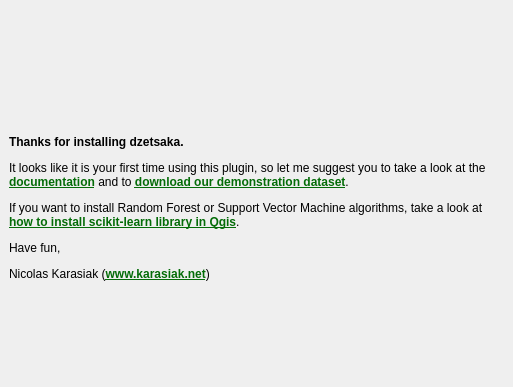
Qt form ui/welcome.ui (nkarasiak/dzetsaka) before a commit.
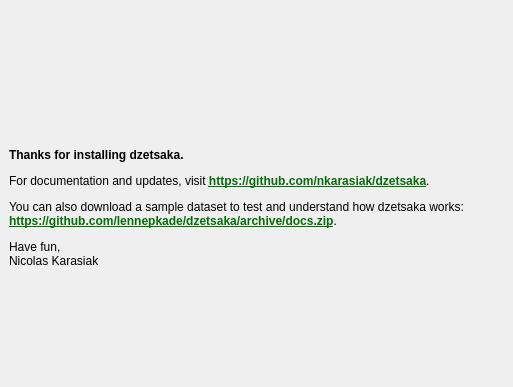
The same form after that commit. Icons and pictures are not drawn.

The edit to the form file:
```diff
--- a/ui/welcome.ui
+++ b/ui/welcome.ui
@@ -68,7 +68,7 @@
        <bool>true</bool>
       </property>
       <property name="text">
-       <string>&lt;html&gt;&lt;head/&gt;&lt;body&gt;&lt;p&gt;&lt;span style=&quot; font-weight:600;&quot;&gt;Thanks for installing dzetsaka.&lt;/span&gt;&lt;/p&gt;&lt;p&gt;It looks like it is your first time using this plugin, so let me suggest you to take a look at the &lt;a href=&quot;https://github.com/lennepkade/dzetsaka&quot;&gt;&lt;span style=&quot; font-weight:600; text-decoration: underline; color:#046c08;&quot;&gt;documentation&lt;/span&gt;&lt;/a&gt; and to &lt;a href=&quot;https://github.com/lennepkade/dzetsaka/archive/docs.zip&quot;&gt;&lt;span style=&quot; font-weight:600; text-decoration: underline; color:#046c08;&quot;&gt;download our demonstration dataset&lt;/span&gt;&lt;/a&gt;.&lt;/p&gt;&lt;p&gt;If you want to install Random Forest or Support Vector Machine algorithms, take a look at &lt;a href=&quot;https://github.com/lennepkade/dzetsaka#installation-of-scikit-learn&quot;&gt;&lt;span style=&quot; font-weight:600; text-decoration: underline; color:#046c08;&quot;&gt;how to install scikit-learn library in Qgis&lt;/span&gt;&lt;/a&gt;.&lt;/p&gt;&lt;p&gt;Have fun,&lt;/p&gt;&lt;p&gt;Nicolas Karasiak (&lt;a href=&quot;http://www.karasiak.net&quot;&gt;&lt;span style=&quot; font-weight:600; text-decoration: underline; color:#046c08;&quot;&gt;www.karasiak.net&lt;/span&gt;&lt;/a&gt;)&lt;/p&gt;&lt;/body&gt;&lt;/html&gt;</string>
+       <string>&lt;html&gt;&lt;head/&gt;&lt;body&gt;&lt;p&gt;&lt;span style=&quot; font-weight:600;&quot;&gt;Thanks for installing dzetsaka.&lt;/span&gt;&lt;/p&gt;&lt;p&gt;For documentation and updates, visit &lt;a href=&quot;https://github.com/nkarasiak/dzetsaka&quot;&gt;&lt;span style=&quot; font-weight:600; text-decoration: underline; color:#046c08;&quot;&gt;https://github.com/nkarasiak/dzetsaka&lt;/span&gt;&lt;/a&gt;.&lt;/p&gt;&lt;p&gt;You can also download a sample dataset to test and understand how dzetsaka works: &lt;a href=&quot;https://github.com/lennepkade/dzetsaka/archive/docs.zip&quot;&gt;&lt;span style=&quot; font-weight:600; text-decoration: underline; color:#046c08;&quot;&gt;https://github.com/lennepkade/dzetsaka/archive/docs.zip&lt;/span&gt;&lt;/a&gt;.&lt;/p&gt;&lt;p&gt;Have fun,&lt;br/&gt;Nicolas Karasiak&lt;/p&gt;&lt;/body&gt;&lt;/html&gt;</string>
       </property>
       <property name="wordWrap">
        <bool>true</bool>
```
Left out of the diff: 2 changed lines with no effect on the pictures.
